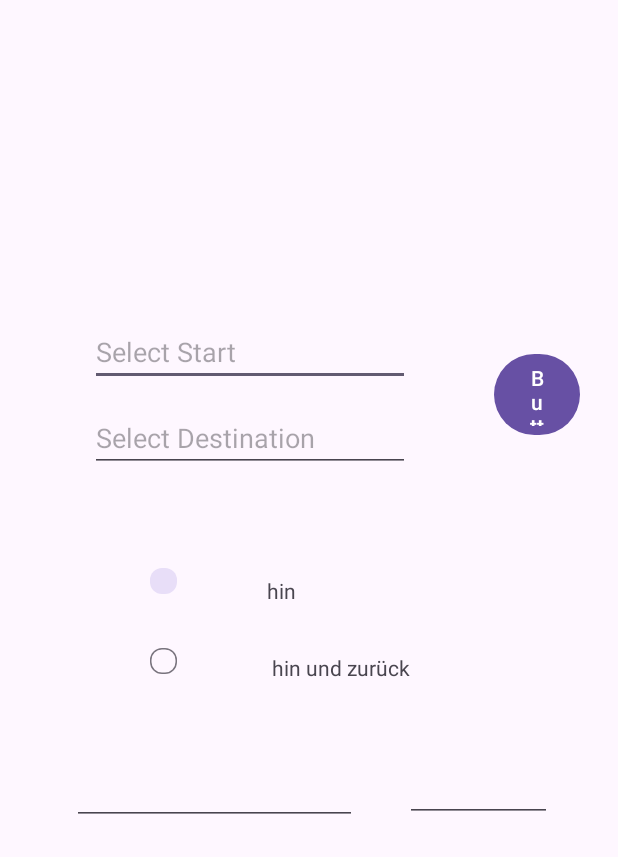
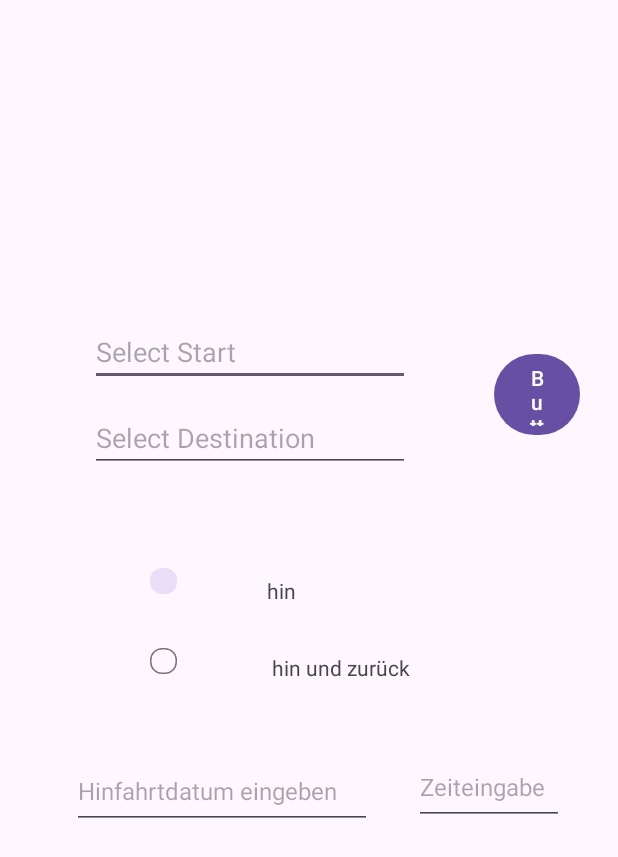
Before and after one commit to malteklaes/M3_TripPlannerApp_highFidelityPrototyp, an Android app: the mainScreen2 screen opened directly, with no data from a screen before it, on a phone screen of 412 x 824 dp. Shown: the top 857 px of the screen. Run offline under Robolectric (Android 15) with nearby library versions, the light colour scheme and no system bars.

Commit message:
[activity_main_screen2.xml] EditText editTextDate1, editTextDate2, editTextTime1 and editTextTime2 android:hint added;
[mainScreen2] onClickListener for date1 and date2 that onClick display Calender and and output selected date on EditText date1 and date2 created and executed onCreate()

```diff
--- a/app/src/main/res/layout/activity_main_screen2.xml
+++ b/app/src/main/res/layout/activity_main_screen2.xml
@@ -91,45 +91,59 @@
 
     <EditText
         android:id="@+id/editTextTime1"
-        android:layout_width="98dp"
-        android:layout_height="48dp"
-        android:layout_marginStart="32dp"
+        android:layout_width="100dp"
+        android:layout_height="50dp"
+        android:layout_marginStart="28dp"
         android:layout_marginTop="500dp"
         android:ems="10"
+        android:hint="Zeiteingabe"
         android:inputType="time"
+        android:textSize="16sp"
         app:layout_constraintStart_toEndOf="@+id/editTextDate1"
         app:layout_constraintTop_toTopOf="parent" />
 
     <EditText
         android:id="@+id/editTextTime2"
         android:layout_width="100dp"
-        android:layout_height="55dp"
-        android:layout_marginStart="33dp"
-        android:layout_marginTop="17dp"
+        android:layout_height="50dp"
+        android:layout_marginStart="28dp"
+        android:layout_marginTop="20dp"
         android:ems="10"
+        android:hint="Zeiteingabe"
         android:inputType="time"
+        android:textSize="16sp"
         app:layout_constraintStart_toEndOf="@+id/editTextDate2"
         app:layout_constraintTop_toBottomOf="@+id/editTextTime1" />
 
     <EditText
         android:id="@+id/editTextDate1"
-        android:layout_width="190dp"
-        android:layout_height="47dp"
+        android:layout_width="200dp"
+        android:layout_height="50dp"
         android:layout_marginStart="48dp"
         android:layout_marginTop="188dp"
         android:ems="10"
-        android:inputType="date"
+        android:hint="Hinfahrtdatum eingeben"
+        android:textSize="16sp"
+        android:clickable="false"
+        android:cursorVisible="false"
+        android:focusable="false"
+        android:focusableInTouchMode="false"
         app:layout_constraintStart_toStartOf="parent"
         app:layout_constraintTop_toBottomOf="@+id/destinationCity_input" />
 
     <EditText
         android:id="@+id/editTextDate2"
-        android:layout_width="189dp"
-        android:layout_height="48dp"
+        android:layout_width="200dp"
+        android:layout_height="50dp"
         android:layout_marginStart="48dp"
         android:layout_marginTop="20dp"
         android:ems="10"
-        android:inputType="date"
+        android:hint="Rückfahrtdatum eingeben"
+        android:textSize="16sp"
+        android:clickable="false"
+        android:cursorVisible="false"
+        android:focusable="false"
+        android:focusableInTouchMode="false"
         app:layout_constraintStart_toStartOf="parent"
         app:layout_constraintTop_toBottomOf="@+id/editTextDate1" />
 
```
Also changed, not shown: app/src/main/java/com/example/m3_tripplannerapp_highfidelityprototyp/mainScreen2.java (+51 -4 lines).
